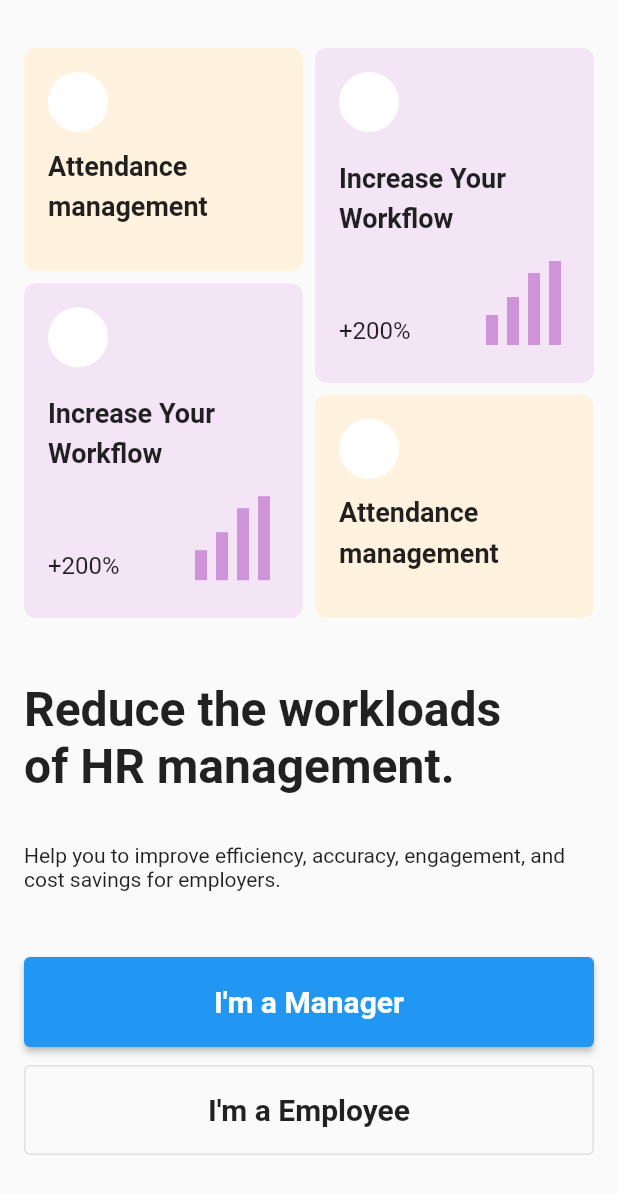
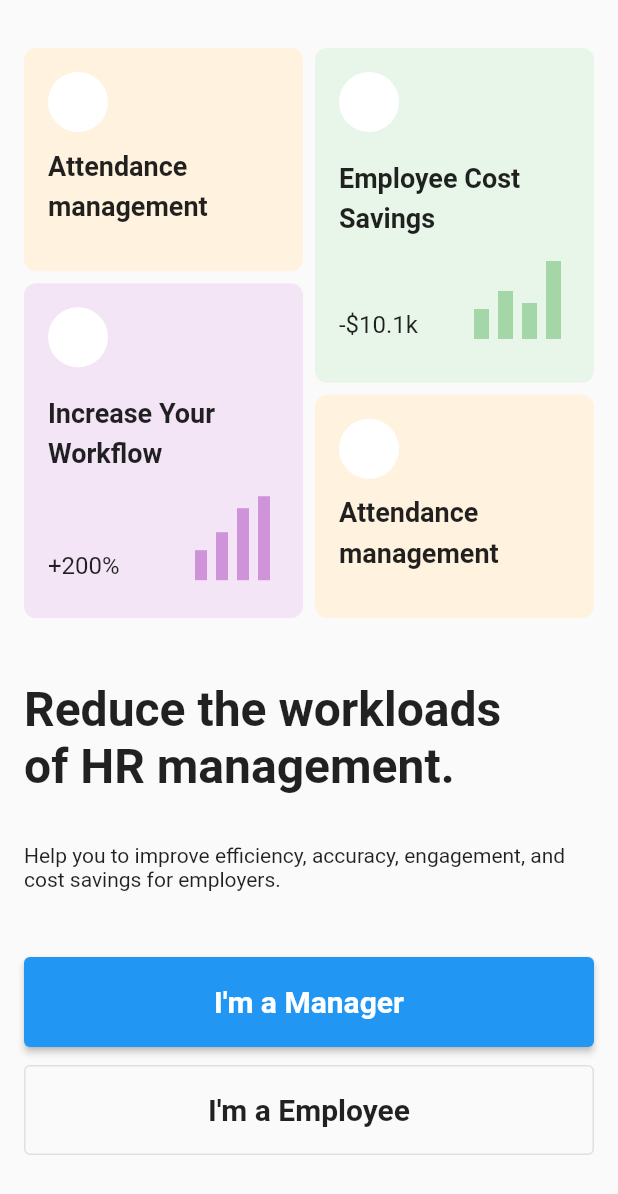
Before and after one commit to JAICHANGPARK/flutter_notebook_chapter_28, a Flutter app: the ESSAMainPage screen opened directly, on a phone screen of 412 x 824 dp. Shown: the top 1194 px of the screen. Run offline on Flutter 3.47's test engine with Material 2 defaults, Android fonts, the phone set to English and light mode, and no system bars; our stand-ins replace date_picker_timeline, dots_indicator, fl_chart, flutter_speed_dial, freezed_annotation, google_fonts and 1 more.

Commit message:
Update essa_main_page.dart

```diff
--- a/lib/ep1437_employee_self_service_app/view/essa_main_page.dart
+++ b/lib/ep1437_employee_self_service_app/view/essa_main_page.dart
@@ -142,7 +142,7 @@ class _ESSAMainPageState extends State<ESSAMainPage> {
                             child: Container(
                               padding: const EdgeInsets.all(16),
                               decoration: BoxDecoration(
-                                color: Colors.purple[50],
+                                color: Colors.green[50],
                                 borderRadius: BorderRadius.circular(8),
                               ),
                               child: Column(
@@ -154,7 +154,7 @@ class _ESSAMainPageState extends State<ESSAMainPage> {
                                   const Padding(
                                     padding: EdgeInsets.symmetric(vertical: 16),
                                     child: Text(
-                                      "Increase Your Workflow",
+                                      "Employee Cost Savings",
                                       style: TextStyle(
                                         fontSize: 18,
                                         fontWeight: FontWeight.bold,
@@ -166,7 +166,7 @@ class _ESSAMainPageState extends State<ESSAMainPage> {
                                     crossAxisAlignment: CrossAxisAlignment.end,
                                     children: [
                                       const Text(
-                                        "+200%",
+                                        "-\$10.1k",
                                         style: TextStyle(
                                           fontSize: 16,
                                         ),
@@ -174,34 +174,34 @@ class _ESSAMainPageState extends State<ESSAMainPage> {
                                       const Spacer(),
                                       Container(
                                         height: 20,
-                                        width: 8,
+                                        width: 10,
                                         margin: const EdgeInsets.only(right: 6),
                                         decoration: BoxDecoration(
-                                          color: Colors.purple[200],
+                                          color: Colors.green[200],
                                         ),
                                       ),
                                       Container(
                                         height: 32,
-                                        width: 8,
+                                        width: 10,
                                         margin: const EdgeInsets.only(right: 6),
                                         decoration: BoxDecoration(
-                                          color: Colors.purple[200],
+                                          color: Colors.green[200],
                                         ),
                                       ),
                                       Container(
-                                        height: 48,
-                                        width: 8,
+                                        height: 24,
+                                        width: 10,
                                         margin: const EdgeInsets.only(right: 6),
                                         decoration: BoxDecoration(
-                                          color: Colors.purple[200],
+                                          color: Colors.green[200],
                                         ),
                                       ),
                                       Container(
-                                        height: 56,
-                                        width: 8,
+                                        height: 52,
+                                        width: 10,
                                         margin: const EdgeInsets.only(right: 6),
                                         decoration: BoxDecoration(
-                                          color: Colors.purple[200],
+                                          color: Colors.green[200],
                                         ),
                                       )
                                     ],
```
